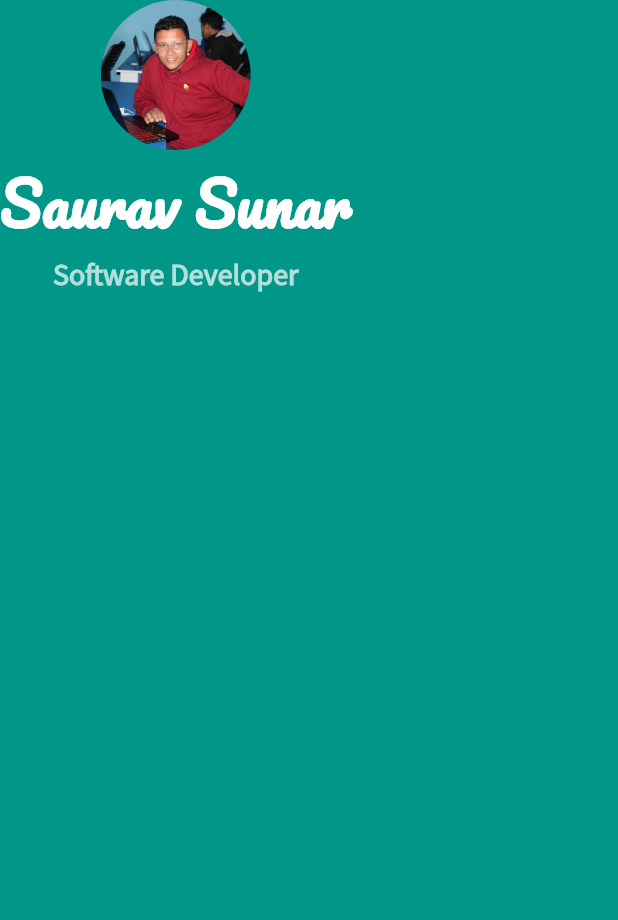
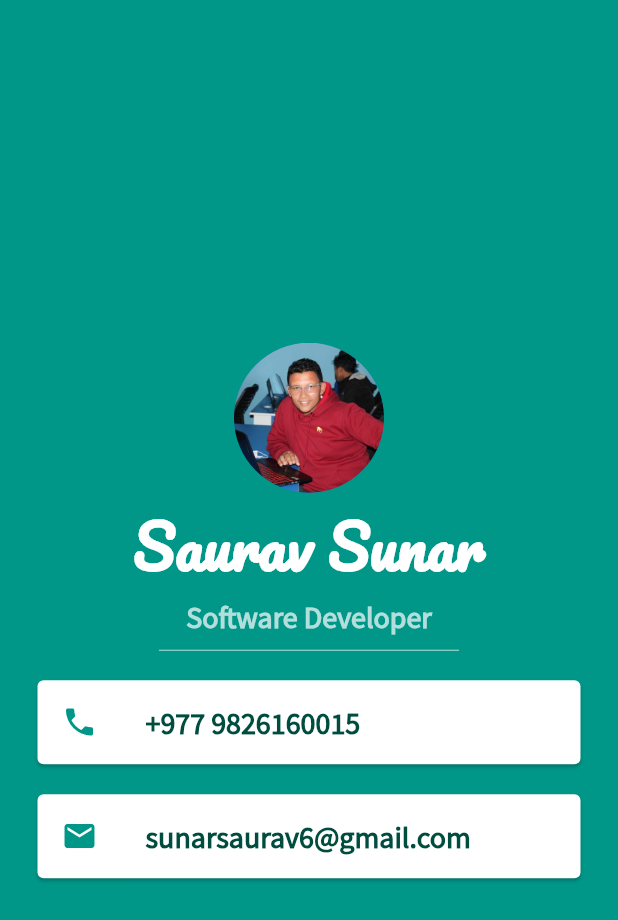
Before and after one commit to SauRaj401/flutter103, a Flutter app: the screen it shows after launch, on a phone screen of 412 x 824 dp. Shown: the top 920 px of the screen. Run offline on Flutter 3.47's test engine with Material 2 defaults, Android fonts, the phone set to English and light mode, and no system bars.

Commit message:
working with card class

```diff
--- a/lib/main.dart
+++ b/lib/main.dart
@@ -15,6 +15,7 @@ class myApp extends StatelessWidget {
         backgroundColor: Colors.teal,
         body: SafeArea(
             child: Column(
+          mainAxisAlignment: MainAxisAlignment.center,
           children: [
             CircleAvatar(
               radius: 50.0,
@@ -36,6 +37,51 @@ class myApp extends StatelessWidget {
                   fontFamily: 'Source Sans Pro',
                   fontSize: 20.0,
                   fontWeight: FontWeight.bold),
+            ),
+            SizedBox(
+              height: 20.0,
+              width: 200,
+              child: Divider(
+                color: Colors.teal.shade100,
+              ),
+            ),
+            Card(
+              color: Colors.white,
+              //padding: EdgeInsets.all(10),
+              margin: EdgeInsets.symmetric(horizontal: 25, vertical: 10),
+              child: ListTile(
+                leading: Icon(
+                  Icons.phone,
+                  color: Colors.teal,
+                ),
+                title: Text(
+                  '+977 9826160015',
+                  style: TextStyle(
+                      fontWeight: FontWeight.bold,
+                      color: Colors.teal.shade900,
+                      fontFamily: 'Source Sans Pro',
+                      fontSize: 20.0),
+                ),
+              ),
+            ),
+            Card(
+              color: Colors.white,
+              //padding: EdgeInsets.all(10),
+              margin: EdgeInsets.symmetric(horizontal: 25, vertical: 10),
+              child: ListTile(
+                leading: Icon(
+                  Icons.email,
+                  color: Colors.teal,
+                ),
+                title: Text(
+                  'sunarsaurav6@gmail.com',
+                  style: TextStyle(
+                      fontWeight: FontWeight.bold,
+                      color: Colors.teal.shade900,
+                      fontFamily: 'Source Sans Pro',
+                      fontSize: 20.0),
+                ),
+              ),
             )
           ],
         )),
```
